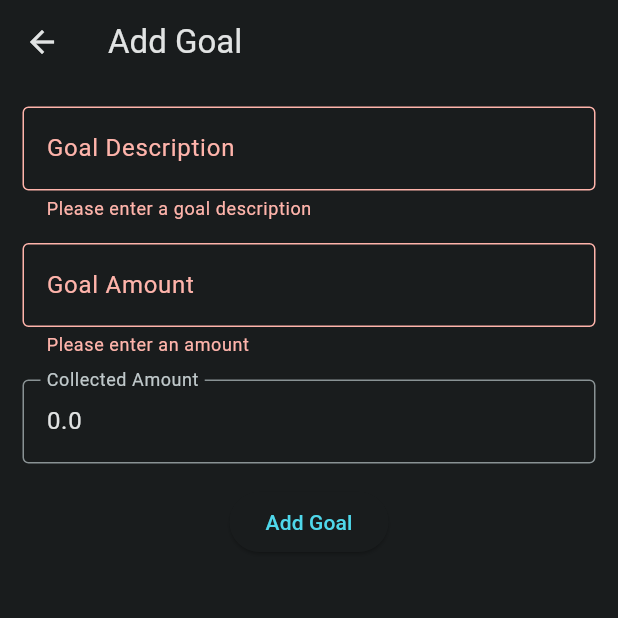
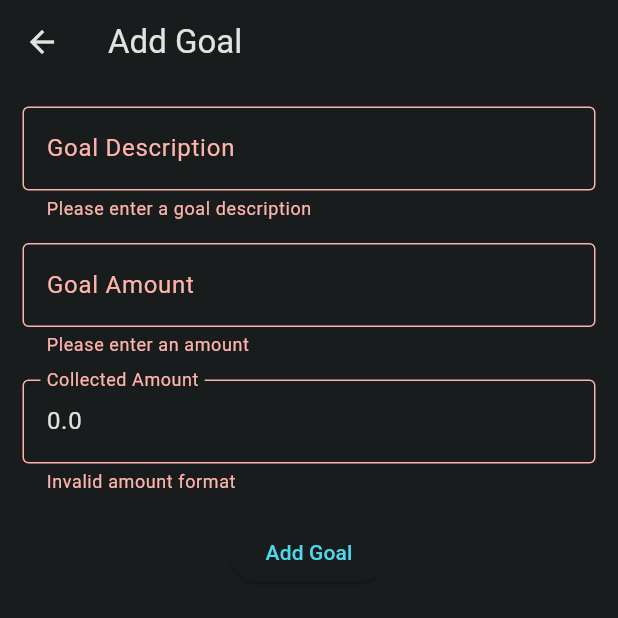
Before and after one commit to Rossalieee/Expense-tracker, a Flutter app: the AddGoalPage screen opened directly, after a tap on "Add Goal", on a phone screen of 412 x 824 dp, the top half of it. Run offline on Flutter 3.47's test engine with Material 2 defaults, Android fonts, the phone set to English and light mode, and no system bars; our stand-ins replace fl_chart, flutter_bloc, font_awesome_flutter, image_picker, objectbox, percent_indicator; missing offline and left inert: currency_picker; generated files the repository leaves out were written again.

Commit message:
Small fix

```diff
--- a/lib/add_goal_page.dart
+++ b/lib/add_goal_page.dart
@@ -127,7 +127,7 @@ class _AddGoalPageState extends State<AddGoalPage> {
       return 'Only two digits after the decimal point are allowed';
     }
 
-    if (!numericRegex.hasMatch(value)) {
+    if (AppConsts.numericRegex.hasMatch(value)) {
       return 'Invalid amount format';
     }
 
--- a/lib/app_consts.dart
+++ b/lib/app_consts.dart
@@ -1 +1,3 @@
-final numericRegex = RegExp(r'^\d+(\.\d{1,2})?$');
+class AppConsts {
+AppConsts._();
+static final numericRegex = RegExp(r'^\d+(\.\d{1,2})?$'); }
--- a/lib/validation.dart
+++ b/lib/validation.dart
@@ -26,7 +26,7 @@ String? validateExpenseCategory(String? value) {
       return 'Only two digits after the decimal point are allowed';
     }
 
-    if (!numericRegex.hasMatch(value)) {
+    if (AppConsts.numericRegex.hasMatch(value)) {
       return 'Invalid amount format';
     }
 
```
